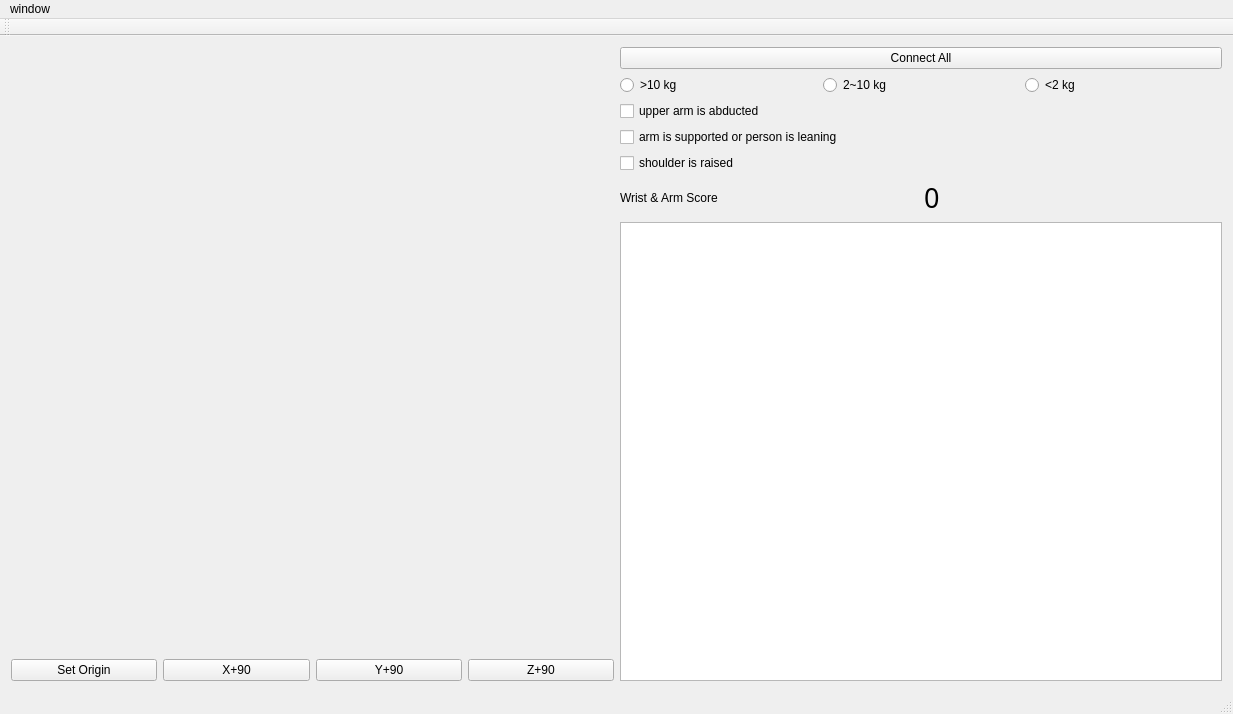
avmm9898/Ergonomic-X, file GLtest-2/mainwindow.ui: the form before one commit.
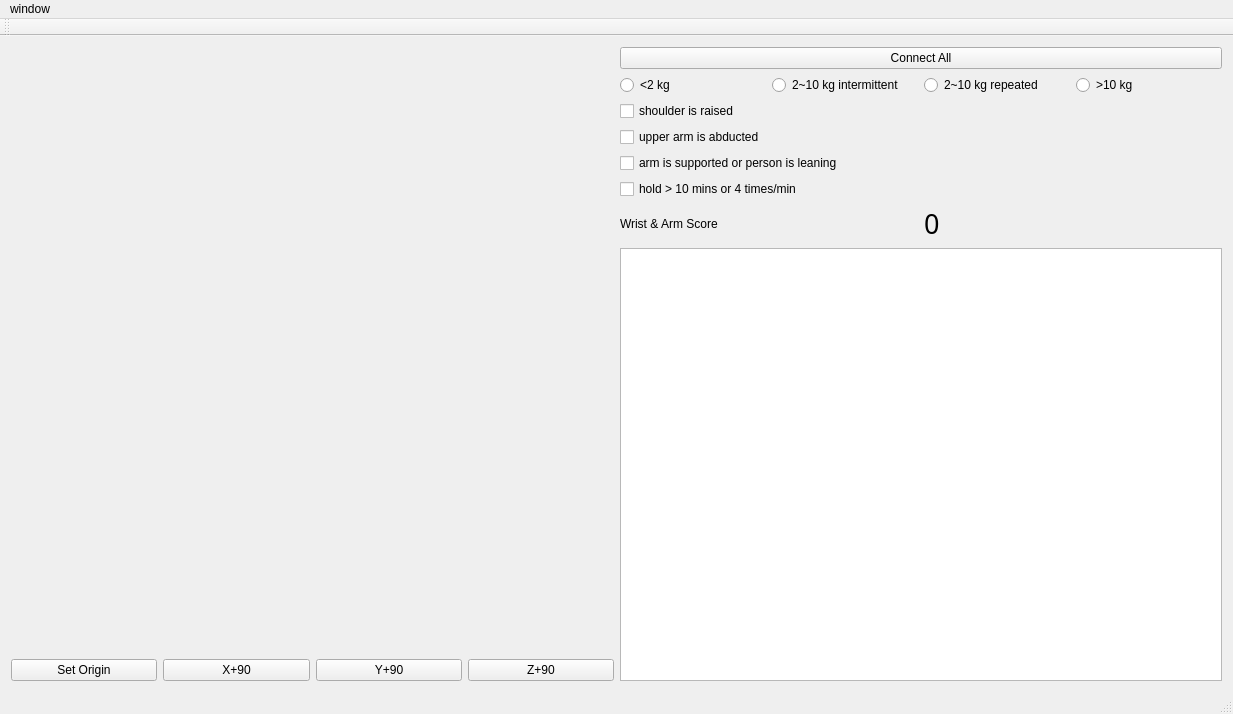
The form after the commit. Custom widgets are drawn as their Qt base class.

Diff of the .ui file:
```diff
--- a/GLtest-2/mainwindow.ui
+++ b/GLtest-2/mainwindow.ui
@@ -81,20 +81,6 @@
       </item>
       <item>
        <layout class="QHBoxLayout" name="horizontalLayout_2">
-        <item>
-         <widget class="QRadioButton" name="load_choose3">
-          <property name="text">
-           <string>&gt;10 kg</string>
-          </property>
-         </widget>
-        </item>
-        <item>
-         <widget class="QRadioButton" name="load_choose2">
-          <property name="text">
-           <string>2~10 kg</string>
-          </property>
-         </widget>
-        </item>
         <item>
          <widget class="QRadioButton" name="load_choose1">
           <property name="text">
@@ -102,8 +88,36 @@
           </property>
          </widget>
         </item>
+        <item>
+         <widget class="QRadioButton" name="load_choose2">
+          <property name="text">
+           <string>2~10 kg intermittent</string>
+          </property>
+         </widget>
+        </item>
+        <item>
+         <widget class="QRadioButton" name="load_choose3">
+          <property name="text">
+           <string>2~10 kg repeated</string>
+          </property>
+         </widget>
+        </item>
+        <item>
+         <widget class="QRadioButton" name="load_choose4">
+          <property name="text">
+           <string>&gt;10 kg</string>
+          </property>
+         </widget>
+        </item>
        </layout>
       </item>
+      <item>
+       <widget class="QCheckBox" name="check_rula_1">
+        <property name="text">
+         <string>shoulder is raised</string>
+        </property>
+       </widget>
+      </item>
       <item>
        <widget class="QCheckBox" name="check_rula_2">
         <property name="text">
@@ -119,9 +133,9 @@
        </widget>
       </item>
       <item>
-       <widget class="QCheckBox" name="check_rula_1">
+       <widget class="QCheckBox" name="check_rula_4">
         <property name="text">
-         <string>shoulder is raised</string>
+         <string>hold &gt; 10 mins or 4 times/min</string>
         </property>
        </widget>
       </item>
```
Left out of the diff: 26 changed lines with no effect on the pictures.
